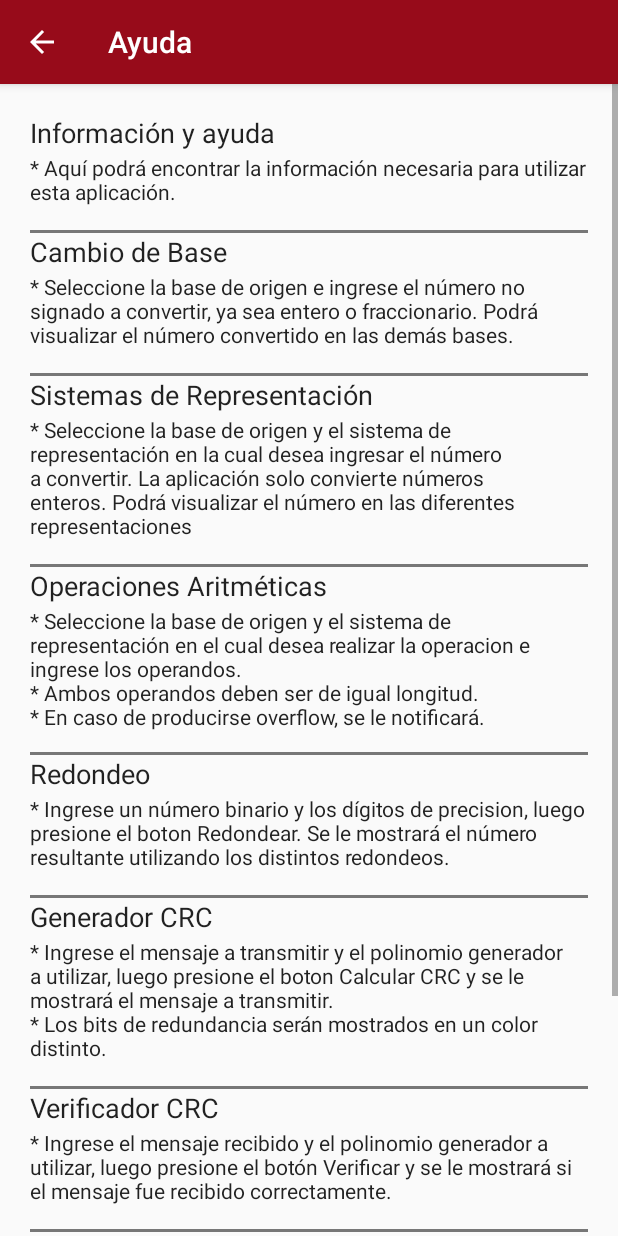
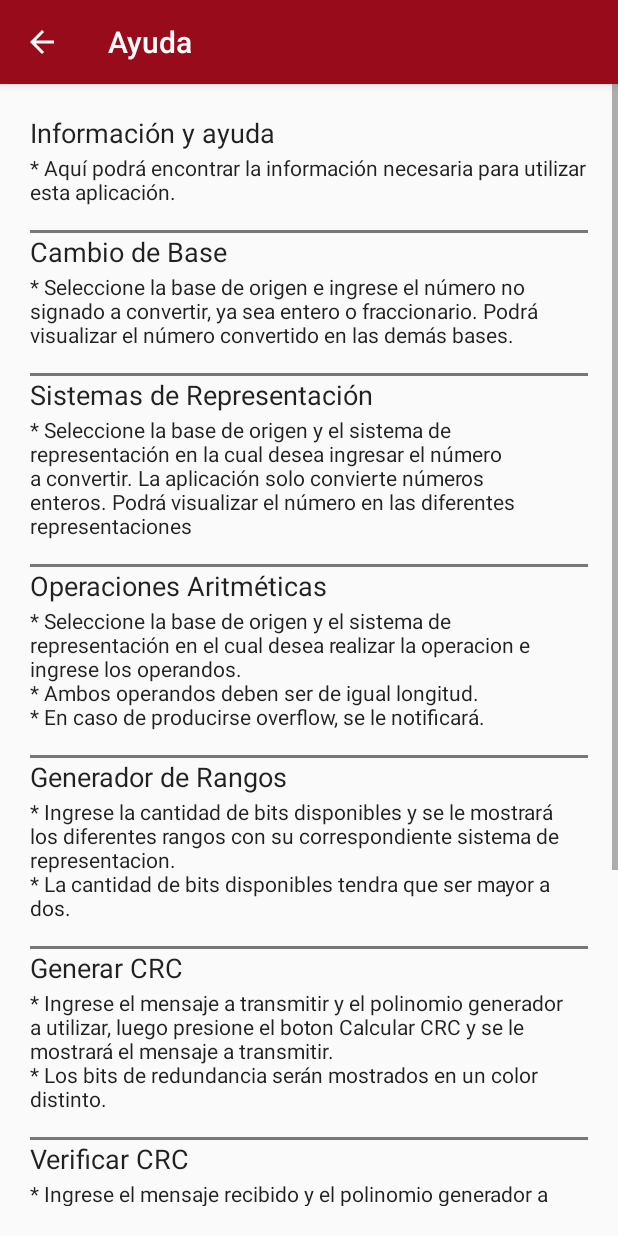
Before and after one commit to tscandalitta/OrgApp, an Android app: the ActivityAyuda screen opened directly, with no data from a screen before it, on a phone screen of 412 x 824 dp. Run offline under Robolectric (Android 15) with nearby library versions, the phone set to English and light mode, and no system bars.

Commit message:
fix ayuda y strings

```diff
--- a/app/src/main/java/com/example/proyectoandroidtdp/Hamming/GeneradorHamming.java
+++ b/app/src/main/java/com/example/proyectoandroidtdp/Hamming/GeneradorHamming.java
@@ -2,6 +2,8 @@ package com.example.proyectoandroidtdp.Hamming;
 
 import com.example.proyectoandroidtdp.Conversor.Conversor;
 import com.example.proyectoandroidtdp.Conversor.ConversorAbstracto;
+
+import java.security.InvalidParameterException;
 
 public class GeneradorHamming implements GeneradorHammingAbstracto {
 
@@ -111,7 +113,9 @@ public class GeneradorHamming implements GeneradorHammingAbstracto {
 
     // 0 corresponde a la politica de correccion simple y deteccion simple.
     // 1 corresponde a la politica de deteccion simple y doble.
-    public String verificarHamming3(String msg, int politica){
+    public String verificarHamming3(String msg, int politica) throws InvalidParameterException {
+        if(!longitudValida(msg,3))
+            throw new InvalidParameterException("Longitud de mensaje inválida");
         String mensajeRecibido = getBitsMensaje(msg);
         int sindrome;
         int[] bitsCodigoRecibidos = getBitsCodigo(msg);
@@ -122,7 +126,9 @@ public class GeneradorHamming implements GeneradorHammingAbstracto {
         return mensajeHamming3(sindrome,politica,mensajeRecibido.length() - 1);
     }
 
-    public String verificarHamming4(String msg, int politica) {
+    public String verificarHamming4(String msg, int politica) throws InvalidParameterException {
+        if(!longitudValida(msg,4))
+            throw new InvalidParameterException("Longitud de mensaje inválida");
         String mensajeRecibidoConParidad = getBitsMensaje(msg);
         char paridadRecibida = mensajeRecibidoConParidad.charAt(mensajeRecibidoConParidad.length() - 1);
         String mensajeRecibido = mensajeRecibidoConParidad.substring(0,mensajeRecibidoConParidad.length() - 1);
@@ -200,4 +206,15 @@ public class GeneradorHamming implements GeneradorHammingAbstracto {
             sindromeString += bitRecibidos[i] ^ bitsRecalculados[i];
         return Integer.parseInt(sindromeString,2);
     }
+
+    private boolean longitudValida(String mensaje, int hamming){
+        int agregado = 0;
+        if(hamming == 4)
+            agregado = 1;
+        boolean longitudValida = true;
+        for(int i = 0; i < mensaje.length() && longitudValida; i++)
+            longitudValida = (Math.pow(2,i) + agregado) != mensaje.length();
+        return longitudValida;
+    }
+
 }
--- a/app/src/main/java/com/example/proyectoandroidtdp/Hamming/GeneradorHammingAbstracto.java
+++ b/app/src/main/java/com/example/proyectoandroidtdp/Hamming/GeneradorHammingAbstracto.java
@@ -1,4 +1,6 @@
 package com.example.proyectoandroidtdp.Hamming;
+
+import java.security.InvalidParameterException;
 
 public interface GeneradorHammingAbstracto {
 
@@ -6,6 +8,6 @@ public interface GeneradorHammingAbstracto {
     String getHamming4(String msg);
     int[] getBitsCodigo(String msg);
     String getBitsMensaje(String msg);
-    String verificarHamming3(String msg, int politica);
-    String verificarHamming4(String msg, int politica);
+    String verificarHamming3(String msg, int politica) throws InvalidParameterException;
+    String verificarHamming4(String msg, int politica) throws InvalidParameterException ;
 }
--- a/app/src/main/java/com/example/proyectoandroidtdp/Hamming/VerificarHammingFragment.java
+++ b/app/src/main/java/com/example/proyectoandroidtdp/Hamming/VerificarHammingFragment.java
@@ -12,10 +12,13 @@ import android.widget.Button;
 import android.widget.EditText;
 import android.widget.Spinner;
 import android.widget.TextView;
+import android.widget.Toast;
 
 import com.example.proyectoandroidtdp.Filtros.CreadorDeFiltros;
 import com.example.proyectoandroidtdp.Filtros.CreadorDeFiltrosAbstracto;
 import com.example.proyectoandroidtdp.R;
+
+import java.security.InvalidParameterException;
 
 public class VerificarHammingFragment extends Fragment {
 
@@ -85,15 +88,23 @@ public class VerificarHammingFragment extends Fragment {
             @Override
             public void onClick(View v) {
                 paqueteRecibido = txtPaquete.getText().toString();
-                if(paqueteRecibido.length() > 0)
-                    if(hammingSeleccionado == HAMMING3) {
-                        txtConclusion1.setText(generador.verificarHamming3(paqueteRecibido, 0));
-                        txtConclusion2.setText(generador.verificarHamming3(paqueteRecibido, 1));
+                if(paqueteRecibido.length() > 1) {
+                    Toast toast;
+                    try {
+                        if (hammingSeleccionado == HAMMING3) {
+                            txtConclusion1.setText(generador.verificarHamming3(paqueteRecibido, 0));
+                            txtConclusion2.setText(generador.verificarHamming3(paqueteRecibido, 1));
+                        } else {
+                            txtConclusion1.setText(generador.verificarHamming4(paqueteRecibido, 1));
+                            txtConclusion2.setText(generador.verificarHamming4(paqueteRecibido, 0));
+                        }
+                    } catch (InvalidParameterException e) {
+                        toast = Toast.makeText(getActivity().getApplicationContext(), e.getMessage(), Toast.LENGTH_SHORT);
+                        toast.show();
+                        txtConclusion1.setText("");
+                        txtConclusion2.setText("");
                     }
-                    else {
-                        txtConclusion1.setText(generador.verificarHamming4(paqueteRecibido, 1));
-                        txtConclusion2.setText(generador.verificarHamming4(paqueteRecibido, 0));
-                    }
+                }
             }
         });
 
--- a/app/src/main/res/layout/activity_ayuda.xml
+++ b/app/src/main/res/layout/activity_ayuda.xml
@@ -1,6 +1,5 @@
 <?xml version="1.0" encoding="utf-8"?>
 <RelativeLayout xmlns:android="http://schemas.android.com/apk/res/android"
-    xmlns:app="http://schemas.android.com/apk/res-auto"
     xmlns:tools="http://schemas.android.com/tools"
     android:id="@+id/contenedorInfo"
     android:layout_width="match_parent"
@@ -14,14 +13,16 @@
 
         <ScrollView
             android:layout_width="match_parent"
-            android:layout_height="match_parent">
+            android:layout_height="match_parent"
+            android:layout_marginBottom="20dp">
 
             <RelativeLayout
                 android:layout_width="match_parent"
                 android:layout_height="wrap_content"
+                android:layout_marginLeft="20dp"
                 android:layout_marginTop="20dp"
-                android:layout_marginLeft="20dp"
-                android:layout_marginRight="20dp">
+                android:layout_marginRight="20dp"
+                android:layout_marginBottom="20dp">
 
                 <TextView
                     android:id="@+id/tituloAyuda"
@@ -33,6 +34,7 @@
                     style="@style/Cuerpos"
                     android:layout_below="@id/tituloAyuda"
                     android:text="@string/texto_ayuda" />
+
 
                 <View
                     android:id="@+id/first"
@@ -52,6 +54,7 @@
                     style="@style/Cuerpos"
                     android:layout_below="@id/tituloAyudaConvertidor"
                     android:text="@string/texto_ayuda_cambio_de_base" />
+
 
                 <View
                     android:id="@+id/secondDivider"
@@ -74,6 +77,7 @@
                     android:layout_below="@id/titulo_ayuda_sistemas_representacion"
                     android:text="@string/texto_ayuda_sistemas_de_representacion" />
 
+
                 <View
                     android:id="@+id/thirdDivider"
                     android:layout_width="fill_parent"
@@ -89,112 +93,133 @@
 
                 <TextView
                     android:id="@+id/cuerpo_ayuda_operaciones"
+                    style="@style/Cuerpos"
                     android:layout_width="wrap_content"
                     android:layout_height="wrap_content"
                     android:layout_below="@id/titulo_operaciones_aritmeticas"
-                    style="@style/Cuerpos"
                     android:text="@string/texto_ayuda_operaciones_aritmeticas" />
 
 
                 <View
-                    android:id="@+id/fourthdivider"
+                    android:id="@+id/fourthDivider"
                     android:layout_width="fill_parent"
                     android:layout_height="2dp"
-                    android:layout_alignBottom="@+id/cuerpo_ayuda_operaciones"
+                    android:layout_below="@+id/cuerpo_ayuda_operaciones"
                     android:background="#777" />
 
                 <TextView
-                    android:id="@+id/titulo_ayuda_generador_crc"
-                    android:layout_below="@+id/fifthDivider"
+                    android:id="@+id/titulo_generador_rangos"
                     style="@style/Titulos"
-                    android:text="@string/generador_crc"/>
+                    android:layout_below="@+id/fourthDivider"
+                    android:text="@string/generar_rangos" />
 
                 <TextView
-                    android:id="@+id/cuerpo_ayuda_generador_crc"
-                    android:layout_below="@+id/titulo_ayuda_generador_crc"
+                    android:id="@+id/cuerpo_ayuda_generador_rangos"
                     style="@style/Cuerpos"
-                    android:text="@string/texto_ayuda_generador_crc"/>
+                    android:layout_below="@+id/titulo_generador_rangos"
+                    android:text="@string/cuerpo_ayuda_generar_rangos" />
+
 
                 <View
                     android:id="@+id/fifthDivider"
                     android:layout_width="fill_parent"
                     android:layout_height="2dp"
-                    android:layout_below="@id/cuerpo_ayuda_redondeo"
+                    android:layout_below="@id/cuerpo_ayuda_generador_rangos"
                     android:background="#777" />
 
                 <TextView
-                    android:id="@+id/titulo_ayuda_verificador_crc"
-                    android:layout_below="@+id/sixthDivider"
+                    android:id="@+id/titulo_ayuda_generador_crc"
                     style="@style/Titulos"
-                    android:text="@string/verificador_crc"/>
+                    android:layout_below="@+id/fifthDivider"
+                    android:text="@string/generar_crc" />
 
                 <TextView
-                    android:id="@+id/cuerpo_ayuda_verificador_crc"
-                    android:layout_below="@+id/titulo_ayuda_verificador_crc"
+                    android:id="@+id/cuerpo_ayuda_generador_crc"
                     style="@style/Cuerpos"
-                    android:text="@string/texto_ayuda_verificador_crc"/>
+                    android:layout_below="@+id/titulo_ayuda_generador_crc"
+                    android:text="@string/texto_ayuda_generar_crc" />
+
 
                 <View
                     android:id="@+id/sixthDivider"
                     android:layout_width="fill_parent"
                     android:layout_height="2dp"
                     android:layout_below="@id/cuerpo_ayuda_generador_crc"
-                    android:background="#777"/>
+                    android:background="#777" />
 
                 <TextView
-                    android:id="@+id/titulo_ayuda_hamming"
-                    android:layout_below="@+id/seventhDivider"
+                    android:id="@+id/titulo_ayuda_verificador_crc"
                     style="@style/Titulos"
-                    android:text="@string/generar_hamming"/>
+                    android:layout_below="@+id/sixthDivider"
+                    android:text="@string/verificar_crc" />
 
                 <TextView
-                    android:id="@+id/cuerpos_ayuda_hamming"
-                    android:layout_below="@+id/titulo_ayuda_hamming"
+                    android:id="@+id/cuerpo_ayuda_verificador_crc"
                     style="@style/Cuerpos"
-                    android:text="@string/texto_ayuda_hamming"/>
+                    android:layout_below="@+id/titulo_ayuda_verificador_crc"
+                    android:text="@string/texto_ayuda_verificar_crc" />
+
 
                 <View
                     android:id="@+id/seventhDivider"
                     android:layout_width="fill_parent"
                     android:layout_height="2dp"
                     android:layout_below="@id/cuerpo_ayuda_verificador_crc"
-                    android:background="#777"/>
+                    android:background="#777" />
 
                 <TextView
-                    android:id="@+id/titulo_ayuda_redondeo"
+                    android:id="@+id/titulo_ayuda_generar_hamming"
                     style="@style/Titulos"
-                    android:layout_below="@+id/fourthdivider"
-                    android:text="@string/redondeo" />
+                    android:layout_below="@+id/seventhDivider"
+                    android:text="@string/generar_hamming" />
 
                 <TextView
-                    android:id="@+id/cuerpo_ayuda_redondeo"
-                    android:layout_below="@+id/titulo_ayuda_redondeo"
+                    android:id="@+id/cuerpos_ayuda_generar_hamming"
                     style="@style/Cuerpos"
-                    android:text="@string/texto_ayuda_redondeo" />
+                    android:layout_below="@+id/titulo_ayuda_generar_hamming"
+                    android:text="@string/texto_ayuda_generar_hamming" />
+
 
                 <View
                     android:id="@+id/eightDivider"
                     android:layout_width="fill_parent"
                     android:layout_height="2dp"
-                    android:layout_below="@id/cuerpos_ayuda_hamming"
-                    android:background="#777"/>
+                    android:layout_below="@id/cuerpos_ayuda_generar_hamming"
+                    android:background="#777" />
 
                 <TextView
-                    android:id="@+id/titulo_generador_rangos"
+                    android:id="@+id/titulo_ayuda_verificar_hamming"
+                    style="@style/Titulos"
                     android:layout_below="@+id/eightDivider"
-                    style="@style/Titulos"
-                    android:text="@string/generador_de_rangos"/>
+                    android:text="@string/verificar_hamming" />
 
                 <TextView
-                    android:id="@+id/cuerpo_ayuda_generador_rangos"
-                    android:layout_below="@+id/titulo_generador_rangos"
+                    android:id="@+id/cuerpos_ayuda_verificar_hamming"
                     style="@style/Cuerpos"
-                    android:text="@string/cuerpo_ayuda_generador_rangos"/>
+                    android:layout_below="@+id/titulo_ayuda_verificar_hamming"
+                    android:text="@string/texto_ayuda_verificar_hamming" />
 
 
+                <View
+                    android:id="@+id/ninthDivider"
+                    android:layout_width="fill_parent"
+                    android:layout_height="2dp"
+                    android:layout_below="@id/cuerpos_ayuda_verificar_hamming"
+                    android:background="#777" />
+
+                <TextView
+                    android:id="@+id/titulo_ayuda_redondeo"
+                    style="@style/Titulos"
+                    android:layout_below="@+id/ninthDivider"
+                    android:text="@string/redondear" />
+
+                <TextView
+                    android:id="@+id/cuerpo_ayuda_redondeo"
+                    style="@style/Cuerpos"
+                    android:layout_below="@+id/titulo_ayuda_redondeo"
+                    android:text="@string/texto_ayuda_redondeo" />
 
             </RelativeLayout>
         </ScrollView>
-
     </RelativeLayout>
 </RelativeLayout>
--- a/app/src/main/res/values/strings.xml
+++ b/app/src/main/res/values/strings.xml
@@ -12,7 +12,6 @@
     <string name="lrc_vrc">LRC y VRC</string>
     <string name="generar_crc">Generar CRC</string>
     <string name="verificar_crc">Verificar CRC</string>
-    <string name="generador_crc">Generador CRC</string>
     <string name="generar_hamming">Generar código Hamming</string>
     <string name="verificar_hamming">Verificar código Hamming</string>
     <string name="deteccion_y_correcion_de_errores">Detección y corrección de Errores</string>
@@ -22,11 +21,10 @@
     <string name="operaciones_aritmeticas">Operaciones Aritméticas</string>
     <string name="sistemas_de_representacion">Sistemas de Representación</string>
     <string name="aritmetica">Aritmética</string>
-    <string name="verificador_crc">Verificador CRC</string>
 
-    <string name="generador_de_rangos">Generador de Rangos</string>
+    <string name="generar_rangos">Generador de Rangos</string>
 
-    <string name="cuerpo_ayuda_generador_rangos">* Ingrese la cantidad de bits disponibles y se le mostrará los diferentes
+    <string name="cuerpo_ayuda_generar_rangos">* Ingrese la cantidad de bits disponibles y se le mostrará los diferentes
     rangos con su correspondiente sistema de representacion.\n* La cantidad de bits disponibles tendra que ser mayor a dos.\n</string>
 
     <string-array name="arraySpinner">
@@ -75,8 +73,8 @@
         operandos deben ser de igual longitud.\n* En caso de producirse overflow, se le notificará.\n
     </string>
 
-    <string name="texto_ayuda_redondeo">* Ingrese un número binario y los dígitos de precision, luego
-        presione el boton "Redondear". Se le mostrará el número resultante utilizando los distintos
+    <string name="texto_ayuda_redondeo">* Ingrese un número binario y los dígitos de precisión, luego
+        presione el botón "Redondear". Se le mostrará el número resultante utilizando los distintos
         redondeos.\n
     </string>
 
@@ -84,18 +82,22 @@
         se le mostrarán los rangos corresponientes a cada sistema de representación.
     </string>
 
-    <string name="texto_ayuda_generador_crc">* Ingrese el mensaje a transmitir y el polinomio generador
+    <string name="texto_ayuda_generar_crc">* Ingrese el mensaje a transmitir y el polinomio generador
         a utilizar, luego presione el boton "Calcular CRC" y se le mostrará el mensaje a transmitir.
         \n* Los bits de redundancia serán mostrados en un color distinto.\n
     </string>
 
-    <string name="texto_ayuda_verificador_crc">* Ingrese el mensaje recibido y el polinomio generador
+    <string name="texto_ayuda_verificar_crc">* Ingrese el mensaje recibido y el polinomio generador
         a utilizar, luego presione el botón "Verificar" y se le mostrará si el mensaje fue recibido
         correctamente.\n
     </string>
 
-    <string name="texto_ayuda_hamming">* Ingrese los bits de datos a transmitir y se le mostrará su
-        codificación tanto en hamming basico como extendido.\n
+    <string name="texto_ayuda_generar_hamming">* Ingrese los bits de datos a transmitir y se le mostrará su
+        codificación tanto en Hamming básico como extendido.\n
+    </string>
+
+    <string name="texto_ayuda_verificar_hamming">* Ingrese los bits del paquete recibido y se le mostrará
+        si fue recibido correctamente o con error de acuerdo a las políticas detalladas.\n
     </string>
 
     <string name="informacion_inicio">Esta aplicación fue diseñada como parte del final de TDP -
@@ -121,7 +123,7 @@
     <string name="redondeo">Redondeo</string>
     <string name="numero">Número</string>
     <string name="precision">Precisión</string>
-    <string name="redondear">redondear</string>
+    <string name="redondear">Redondear</string>
     <string name="tema_oscuro">Tema oscuro</string>
 
 </resources>
```
